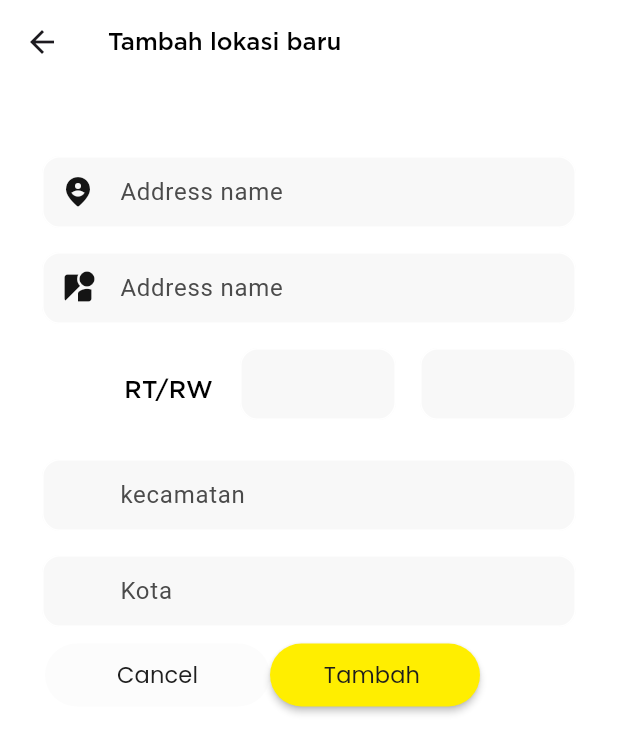
After one commit to NevrCode/project, a Flutter app: the SaveLocationPage screen opened directly, after a tap on "tambah lokasi", on a phone screen of 412 x 824 dp. The commit adds this screen. Shown: the top 753 px of the screen. Run offline on Flutter 3.47's test engine with Material 3 defaults, Android fonts, the phone set to English and light mode, and no system bars; our stand-ins replace grouped_list, image_picker, shared_preferences, supabase_flutter; accounts and stored records are empty.

Commit message:
add location pages

```diff
--- /dev/null
+++ b/lib/pages/add_location.dart
@@ -0,0 +1,149 @@
+import 'package:flutter/material.dart';
+import 'package:project/pages/saved_location.dart';
+import 'package:project/util/util.dart';
+
+class AddLocationPage extends StatefulWidget {
+  const AddLocationPage({super.key});
+
+  @override
+  State<AddLocationPage> createState() => _AddLocationPageState();
+}
+
+class _AddLocationPageState extends State<AddLocationPage> {
+  final TextEditingController _street = TextEditingController();
+  final TextEditingController _rt = TextEditingController();
+  final TextEditingController _rw = TextEditingController();
+  final TextEditingController _no = TextEditingController();
+  final TextEditingController _kota = TextEditingController();
+  final TextEditingController _camat = TextEditingController();
+  final TextEditingController _addressName = TextEditingController();
+  @override
+  Widget build(BuildContext context) {
+    return Scaffold(
+      backgroundColor: Colors.white,
+      appBar: AppBar(
+        backgroundColor: Colors.white,
+        title: CostumText(data: "Tambah lokasi baru"),
+      ),
+      body: SingleChildScrollView(
+        child: SafeArea(
+          child: Padding(
+            padding: const EdgeInsets.all(10.0),
+            child: Container(
+              decoration: BoxDecoration(
+                borderRadius: BorderRadius.circular(20),
+                color: const Color.fromARGB(255, 255, 255, 255),
+              ),
+              child: Column(
+                mainAxisAlignment: MainAxisAlignment.center,
+                children: [
+                  const SizedBox(
+                    height: 30,
+                  ),
+
+                  // Tombol Upload Foto
+                  CostumTextField(
+                      controller: _addressName,
+                      radius: 12,
+                      icon: Icons.person_pin_circle_rounded,
+                      labelText: "Address name"),
+                  CostumTextField(
+                      controller: _street,
+                      radius: 12,
+                      icon: Icons.streetview,
+                      labelText: "Address name"),
+                  Row(
+                    mainAxisAlignment: MainAxisAlignment.end,
+                    crossAxisAlignment: CrossAxisAlignment.center,
+                    children: [
+                      CostumText(data: "RT/RW"),
+                      SizedBox(
+                        width: 130,
+                        child: CostumTextField(
+                          padding: EdgeInsets.fromLTRB(18, 8, 8, 18),
+                          controller: _rt,
+                          radius: 12,
+                          labelText: "",
+                          inputType: TextInputType.number,
+                        ),
+                      ),
+                      SizedBox(
+                        width: 130,
+                        child: CostumTextField(
+                            padding: EdgeInsets.fromLTRB(8, 8, 18, 18),
+                            controller: _rw,
+                            radius: 12,
+                            inputType: TextInputType.number,
+                            labelText: ""),
+                      ),
+                    ],
+                  ),
+                  CostumTextField(
+                      controller: _camat, radius: 12, labelText: "kecamatan"),
+                  CostumTextField(
+                      controller: _kota, radius: 12, labelText: "Kota"),
+                  Padding(
+                    padding: const EdgeInsets.symmetric(horizontal: 20.0),
+                    child: Row(
+                      // mainAxisAlignment: MainAxisAlignment.spaceBetween,
+                      children: [
+                        ElevatedButton(
+                          style: ButtonStyle(
+                            fixedSize:
+                                WidgetStateProperty.all(const Size(150, 42)),
+                            padding: WidgetStateProperty.all(
+                                const EdgeInsets.fromLTRB(0, 0, 0, 0)),
+                            backgroundColor: WidgetStateProperty.all(
+                                const Color.fromARGB(255, 252, 252, 252)),
+                            elevation: WidgetStateProperty.all(0),
+                          ),
+                          onPressed: () async {
+                            Navigator.pushReplacement(
+                                context,
+                                MaterialPageRoute(
+                                    builder: (context) =>
+                                        const SaveLocationPage()));
+                          },
+                          child: const Text(
+                            'Cancel',
+                            style: TextStyle(
+                              fontFamily: 'Poppins-Regular',
+                              fontSize: 15,
+                              color: Color.fromARGB(255, 32, 32, 32),
+                            ),
+                          ),
+                        ),
+                        ElevatedButton(
+                          style: ButtonStyle(
+                            fixedSize:
+                                WidgetStateProperty.all(const Size(140, 42)),
+                            padding: WidgetStateProperty.all(
+                                const EdgeInsets.fromLTRB(0, 0, 0, 0)),
+                            backgroundColor: WidgetStateProperty.all(
+                                const Color.fromARGB(255, 255, 238, 0)),
+                            elevation: WidgetStateProperty.all(2),
+                          ),
+                          onPressed: () {},
+                          child: const Text(
+                            'Tambah ',
+                            style: TextStyle(
+                                fontFamily: 'Poppins-regular',
+                                fontSize: 15,
+                                color: Color.fromARGB(255, 29, 29, 29)),
+                          ),
+                        ),
+                      ],
+                    ),
+                  ),
+                  const SizedBox(
+                    height: 30,
+                  )
+                ],
+              ),
+            ),
+          ),
+        ),
+      ),
+    );
+  }
+}
--- a/lib/pages/saved_location.dart
+++ b/lib/pages/saved_location.dart
@@ -2,6 +2,7 @@
 
 import 'package:flutter/foundation.dart';
 import 'package:flutter/material.dart';
+import 'package:project/pages/add_location.dart';
 import 'package:project/pages/component/detail_desc.dart';
 import 'package:project/pages/component/vehicle_card.dart';
 import 'package:project/util/util.dart';
@@ -81,6 +82,31 @@ class _SaveLocationPageState extends State<SaveLocationPage> {
               );
             },
           ),
+          Padding(
+            padding: const EdgeInsets.fromLTRB(8, 16, 8, 0),
+            child: MyButton(
+                onTap: () {
+                  Navigator.of(context).pushReplacement(MaterialPageRoute(
+                      builder: (context) => const AddLocationPage()));
+                },
+                width: 200,
+                height: 40,
+                elevation: 0,
+                color: Colors.white,
+                child: Padding(
+                  padding: const EdgeInsets.all(8.0),
+                  child: Row(
+                    mainAxisAlignment: MainAxisAlignment.spaceAround,
+                    children: [
+                      Icon(
+                        Icons.add,
+                        color: const Color.fromARGB(255, 87, 87, 87),
+                      ),
+                      CostumText(data: "tambah lokasi"),
+                    ],
+                  ),
+                )),
+          )
         ],
       ),
     );
--- /dev/null
+++ b/lib/services/d.dart
@@ -0,0 +1,46 @@
+import 'package:flutter/material.dart';
+
+import 'package:project/main.dart';
+import 'package:project/model/lease_model.dart';
+
+class OrderProvider with ChangeNotifier {
+  Map<String, dynamic> lease = {};
+  Map<String, dynamic> orderItems = {};
+
+  Future<void> fetchData() async {
+    final res = await supabase
+        .from('lease')
+        .select(", vehicles()")
+        .eq('uid', supabase.auth.currentUser!.id);
+    Map<String, dynamic> tempLease = {};
+    for (int i = 0; i < res.length; i++) {
+      tempLease[res[i]["id"].toString()] = res[i];
+    }
+    lease = tempLease;
+    notifyListeners();
+    print(lease);
+  }
+
+  Future<void> modifyLeaseDuration(int id, int newDuration) async {
+    lease[id.toString()]["rental_hours"] = newDuration;
+    await supabase
+        .from('lease')
+        .update({"rental_hours": newDuration}).eq('id', id);
+    notifyListeners();
+  }
+
+  Future<void> addOrder(Map<String, dynamic> leaseToAdd) async {
+    lease[leaseToAdd["id"].toString()] = leaseToAdd;
+    Map<String, dynamic> leaseForDb = Map.from(leaseToAdd);
+    leaseForDb.remove("vehicles");
+    await supabase.from("lease").insert(leaseForDb);
+    notifyListeners();
+  }
+
+  // use Waiting for Payment, Diproses maupun Selesai
+  Future<void> changeStatus(int leaseId, String status) async {
+    lease[leaseId.toString()]["status"] = status;
+    await supabase.from("lease").update({"status": status}).eq('id', leaseId);
+    notifyListeners();
+  }
+}
--- a/lib/util/util.dart
+++ b/lib/util/util.dart
@@ -69,3 +69,60 @@ class MyButton extends StatelessWidget {
     );
   }
 }
+
+class CostumTextField extends StatelessWidget {
+  const CostumTextField({
+    super.key,
+    required this.controller,
+    this.borderColor = Colors.white,
+    required this.radius,
+    this.icon,
+    required this.labelText,
+    this.padding = const EdgeInsets.fromLTRB(18, 8, 18, 8),
+    this.inputType = TextInputType.text,
+  });
+  final EdgeInsets padding;
+  final TextEditingController controller;
+  final Color borderColor;
+  final double radius;
+  final IconData? icon;
+  final String labelText;
+  final TextInputType inputType;
+
+  @override
+  Widget build(BuildContext context) {
+    return Padding(
+      padding: padding,
+      child: SizedBox(
+        child: TextField(
+          style: TextStyle(fontFamily: "Gotham-regular"),
+          controller: controller,
+          keyboardType: inputType,
+          decoration: InputDecoration(
+            labelText: labelText,
+            labelStyle: const TextStyle(color: Color.fromARGB(255, 75, 75, 75)),
+            prefixIcon: Icon(
+              icon,
+              color: Color.fromARGB(255, 20, 20, 20),
+            ),
+            enabledBorder: OutlineInputBorder(
+              borderSide: const BorderSide(color: Colors.white),
+              borderRadius: BorderRadius.circular(radius),
+            ),
+            focusedBorder: OutlineInputBorder(
+              borderSide: BorderSide(color: borderColor),
+              borderRadius: BorderRadius.circular(radius),
+            ),
+            border: OutlineInputBorder(
+              borderSide: const BorderSide(color: Colors.white),
+              borderRadius: BorderRadius.circular(radius),
+            ),
+            contentPadding: const EdgeInsets.symmetric(horizontal: 20),
+            filled: true,
+            fillColor: const Color.fromARGB(255, 248, 248, 248),
+          ),
+        ),
+      ),
+    );
+  }
+}
```
